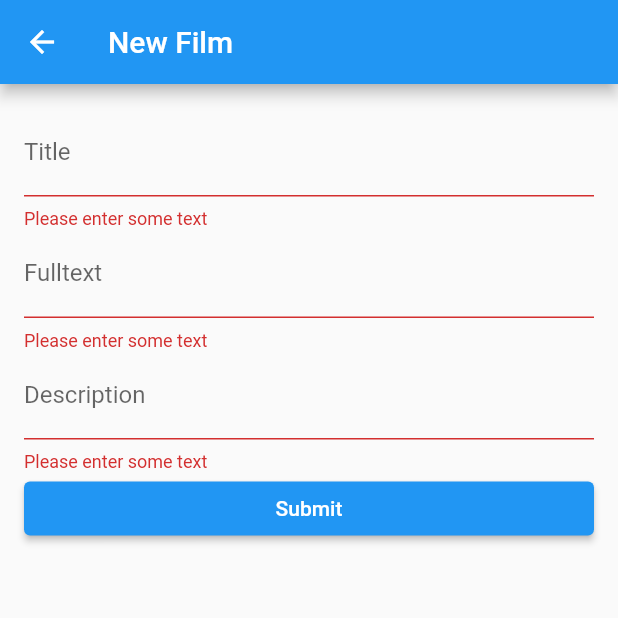
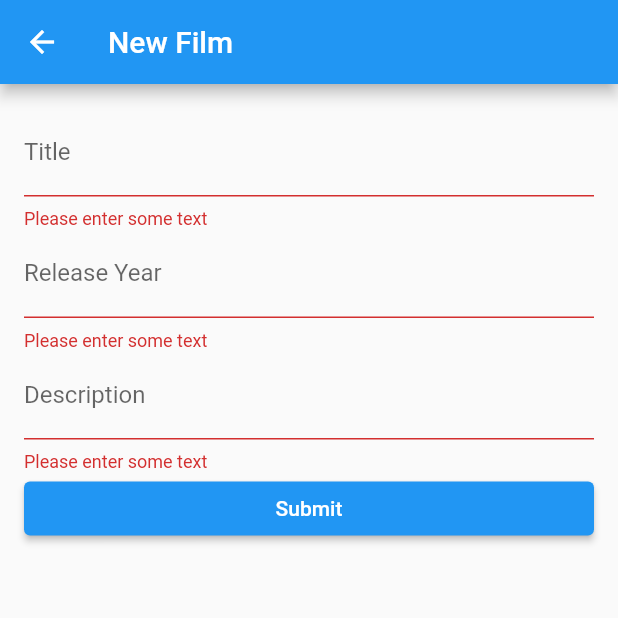
Before and after one commit to betazetadev/graphql-flutter-client, a Flutter app: the NewFilmFormWidget screen opened directly, after a tap on "Submit", on a phone screen of 412 x 824 dp, the top half of it. Run offline on Flutter 3.47's test engine with Material 2 defaults, Android fonts, the phone set to English and light mode, and no system bars; our stand-ins replace graphql_flutter; network calls fail.

Commit message:
Implementada la funcionalidad para crear la película en el servidor

```diff
--- /dev/null
+++ b/lib/model/film.dart
@@ -0,0 +1,70 @@
+class Film {
+  final int? filmId;
+  final String title;
+  final String? description;
+  final int? releaseYear;
+  final int languageId;
+  final int? originalLanguageId;
+  final int rentalDuration;
+  final double rentalRate;
+  final int? length;
+  final double replacementCost;
+  final String? rating;
+  final DateTime lastUpdate;
+  final String? specialFeatures;
+  final String fulltext;
+
+  Film({
+    this.filmId,
+    required this.title,
+    this.description,
+    this.releaseYear,
+    required this.languageId,
+    this.originalLanguageId,
+    required this.rentalDuration,
+    required this.rentalRate,
+    this.length,
+    required this.replacementCost,
+    this.rating,
+    required this.lastUpdate,
+    this.specialFeatures,
+    required this.fulltext,
+  });
+
+  Map<String, dynamic> toJson() {
+    return {
+      'title': title,
+      'description': description,
+      'release_year': releaseYear,
+      'language_id': languageId,
+      'original_language_id': originalLanguageId,
+      'rental_duration': rentalDuration,
+      'rental_rate': rentalRate,
+      'length': length,
+      'replacement_cost': replacementCost,
+      'rating': rating,
+      'last_update': lastUpdate.toIso8601String(),
+      'special_features': specialFeatures,
+      'fulltext': fulltext,
+    };
+  }
+
+  factory Film.fromJson(Map<String, dynamic> json) {
+    return Film(
+      filmId: json['film_id'] as int,
+      title: json['title'] as String,
+      description: json['description'] as String,
+      releaseYear: json['release_year'] as int,
+      languageId: json['language_id'] as int,
+      originalLanguageId: json['original_language_id'],
+      rentalDuration: json['rental_duration'] as int,
+      rentalRate: json['rental_rate'] as double,
+      length: json['length'],
+      replacementCost: json['replacement_cost'] as double,
+      rating: json['rating'],
+      lastUpdate: DateTime.parse(json['last_update'] as String),
+      specialFeatures: json['special_features'],
+      fulltext: json['fulltext'] as String,
+    );
+  }
+}
--- a/lib/view/new_film_form_widget.dart
+++ b/lib/view/new_film_form_widget.dart
@@ -1,4 +1,28 @@
 import 'package:flutter/material.dart';
+import 'package:graphql_flutter/graphql_flutter.dart';
+import 'package:graphql_flutter_client/util/string_extensions.dart';
+import '../model/film.dart';
+
+String createFilmMutation = r"""
+  mutation NewFilmMutation($film: film_insert_input = {}) {
+    insert_film_one(object: $film) {
+      film_id
+      title
+      description
+      release_year
+      language_id
+      original_language_id
+      rental_duration
+      rental_rate
+      length
+      replacement_cost
+      rating
+      last_update
+      special_features
+      fulltext
+    }
+  }
+""";
 
 class NewFilmFormWidget extends StatefulWidget {
   const NewFilmFormWidget({super.key});
@@ -10,7 +34,7 @@ class NewFilmFormWidget extends StatefulWidget {
 class NewFilmFormWidgetState extends State<NewFilmFormWidget> {
   final _formKey = GlobalKey<FormState>();
   final _titleController = TextEditingController();
-  final _fulltextController = TextEditingController();
+  final _releaseYearController = TextEditingController();
   final _descriptionController = TextEditingController();
 
   @override
@@ -37,9 +61,9 @@ class NewFilmFormWidgetState extends State<NewFilmFormWidget> {
               },
             ),
             TextFormField(
-              controller: _fulltextController,
+              controller: _releaseYearController,
               decoration: const InputDecoration(
-                labelText: 'Fulltext',
+                labelText: 'Release Year',
               ),
               validator: (value) {
                 if (value == null || value.isEmpty) {
@@ -60,15 +84,49 @@ class NewFilmFormWidgetState extends State<NewFilmFormWidget> {
                 return null;
               },
             ),
-            ElevatedButton(
-              onPressed: () {
-                if (_formKey.currentState!.validate()) {
+            Mutation(
+              options: MutationOptions(
+                document: gql(createFilmMutation),
+                onCompleted: (dynamic resultData) {
+                  Film createdFilm =
+                      Film.fromJson(resultData['insert_film_one']);
+                  print(createdFilm.toJson());
                   ScaffoldMessenger.of(context).showSnackBar(
-                    const SnackBar(content: Text('Processing Data')),
+                    SnackBar(
+                      content: Text(
+                        'Film ${createdFilm.title} created successfully',
+                      ),
+                    ),
                   );
-                }
+                  Navigator.pop(context, createdFilm);
+                },
+                onError: (error) {
+                  print(error);
+                },
+              ),
+              builder: (runMutation, result) {
+                return ElevatedButton(
+                  onPressed: () {
+                    if (_formKey.currentState!.validate()) {
+                      Film film = Film(
+                        title: _titleController.text,
+                        releaseYear: _releaseYearController.text.toYear(),
+                        description: _descriptionController.text,
+                        languageId: 1,
+                        rentalDuration: 7,
+                        rentalRate: 20,
+                        replacementCost: 10,
+                        lastUpdate: DateTime.now(),
+                        fulltext: 'Full text',
+                      );
+                      runMutation({
+                        'film': film.toJson(),
+                      });
+                    }
+                  },
+                  child: const Text('Submit'),
+                );
               },
-              child: const Text('Submit'),
             ),
           ],
         ),
```
Also changed, not shown: lib/util/string_extensions.dart (added, +9 -0 lines).
